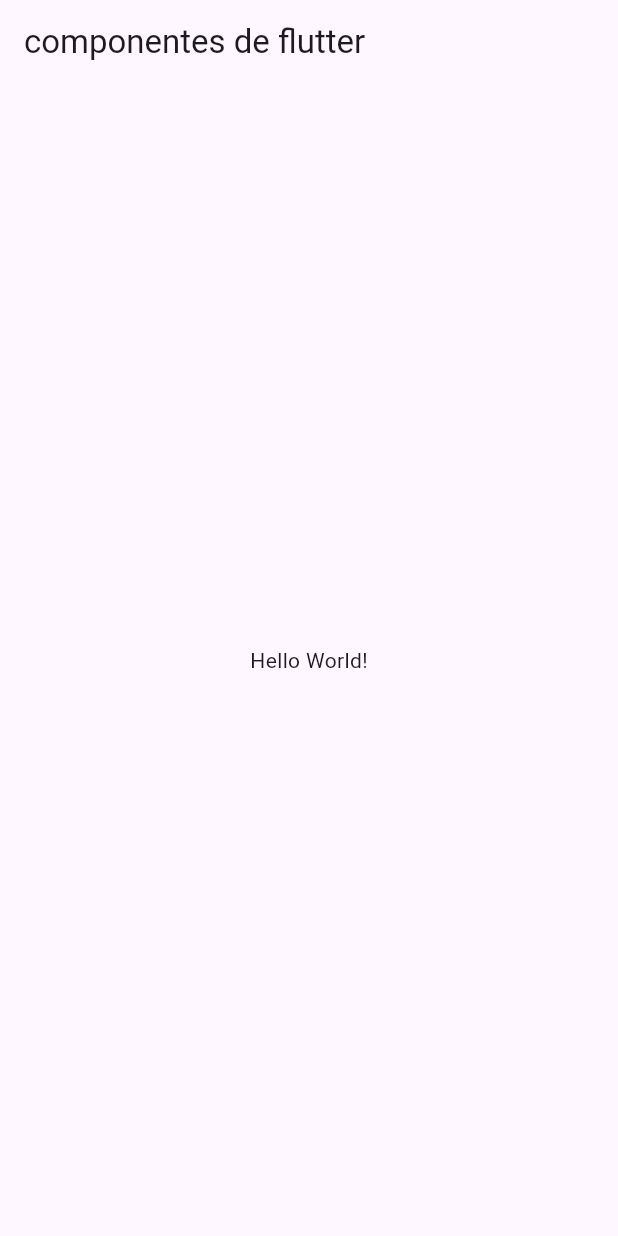
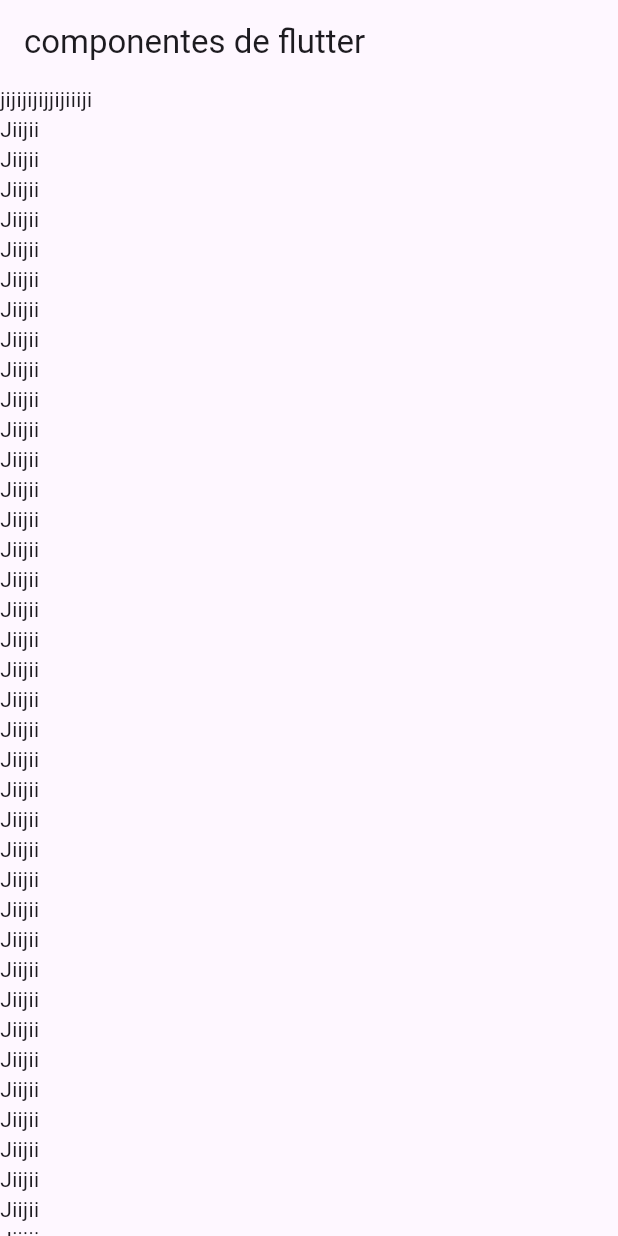
Before and after one commit to duranysdd/componentes_flutter, a Flutter app: the screen it shows after launch, on a phone screen of 412 x 824 dp. Run offline on Flutter 3.47's test engine with Material 3 defaults, Android fonts, the phone set to English and light mode, and no system bars.

Commit message:
Adding the ListView to the HomeScreen

```diff
--- a/lib/homescreen.dart
+++ b/lib/homescreen.dart
@@ -9,8 +9,96 @@ class homescreen extends StatelessWidget {
       appBar: AppBar(
         title: const Text('componentes de flutter'),
       ),
-        body: const Center(
-          child: Text('Hello World!'),
+        body: ListView(
+          children: const [
+            Text('jijijijijjijiiiji'),
+            Text('Jiijii'),
+            Text('Jiijii'),
+            Text('Jiijii'),
+            Text('Jiijii'),
+            Text('Jiijii'),
+            Text('Jiijii'),
+            Text('Jiijii'),
+            Text('Jiijii'),
+            Text('Jiijii'),
+            Text('Jiijii'),
+            Text('Jiijii'),
+            Text('Jiijii'),
+            Text('Jiijii'),
+            Text('Jiijii'),
+            Text('Jiijii'),
+            Text('Jiijii'),
+            Text('Jiijii'),
+            Text('Jiijii'),
+            Text('Jiijii'),
+            Text('Jiijii'),
+            Text('Jiijii'),
+            Text('Jiijii'),
+            Text('Jiijii'),
+            Text('Jiijii'),
+            Text('Jiijii'),
+            Text('Jiijii'),
+            Text('Jiijii'),
+            Text('Jiijii'),
+            Text('Jiijii'),
+            Text('Jiijii'),
+            Text('Jiijii'),
+            Text('Jiijii'),
+            Text('Jiijii'),
+            Text('Jiijii'),
+            Text('Jiijii'),
+            Text('Jiijii'),
+            Text('Jiijii'),
+            Text('Jiijii'),
+            Text('Jiijii'),
+            Text('Jiijii'),
+            Text('Jiijii'),
+            Text('Jiijii'),
+            Text('Jiijii'),
+            Text('Jiijii'),
+            Text('Jiijii'),
+            Text('Jiijii'),
+            Text('Jiijii'),
+            Text('Jiijii'),
+            Text('Jiijii'),
+            Text('Jiijii'),
+            Text('Jiijii'),
+            Text('Jiijii'),
+            Text('Jiijii'),
+            Text('Jiijii'),
+            Text('Jiijii'),
+            Text('Jiijii'),
+            Text('Jiijii'),
+            Text('Jiijii'),
+            Text('Jiijii'),
+            Text('Jiijii'),
+            Text('Jiijii'),
+            Text('Jiijii'),
+            Text('Jiijii'),
+            Text('Jiijii'),
+            Text('Jiijii'),
+            Text('Jiijii'),
+            Text('Jiijii'),
+            Text('Jiijii'),
+            Text('Jiijii'),
+            Text('Jiijii'),
+            Text('Jiijii'),
+            Text('Jiijii'),
+            Text('Jiijii'),
+            Text('Jiijii'),
+            Text('Jiijii'),
+            Text('Jiijii'),
+            Text('Jiijii'),
+            Text('Jiijii'),
+            Text('Jiijii'),
+            Text('Jiijii'),
+            Text('Jiijii'),
+            Text('Jiijii'),
+            Text('Jiijii'),
+            Text('Jiijii'),
+            Text('Jiijii'),
+            Text('Jiijii'),
+          ],
         ),
       );
   }
--- a/lib/mainApp.dart
+++ b/lib/mainApp.dart
@@ -7,6 +7,7 @@ class MainApp extends StatelessWidget {
   @override
   Widget build(BuildContext context) {
     return const MaterialApp(
+      debugShowCheckedModeBanner: false,
       home: homescreen(),
     );
   }
```
